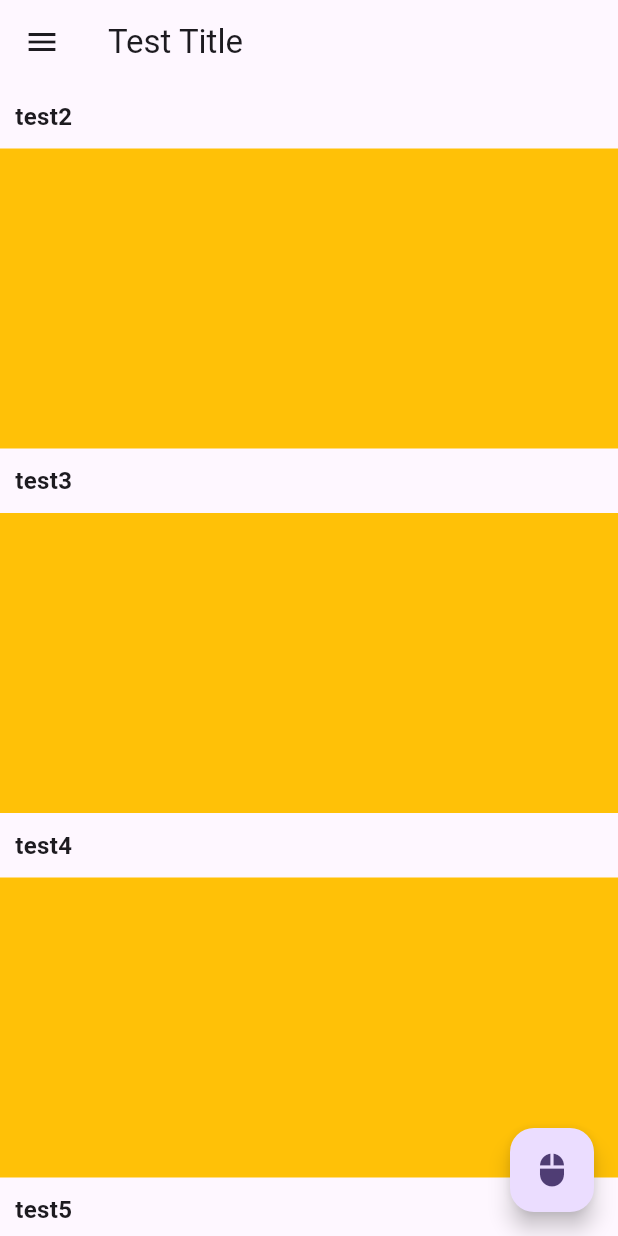
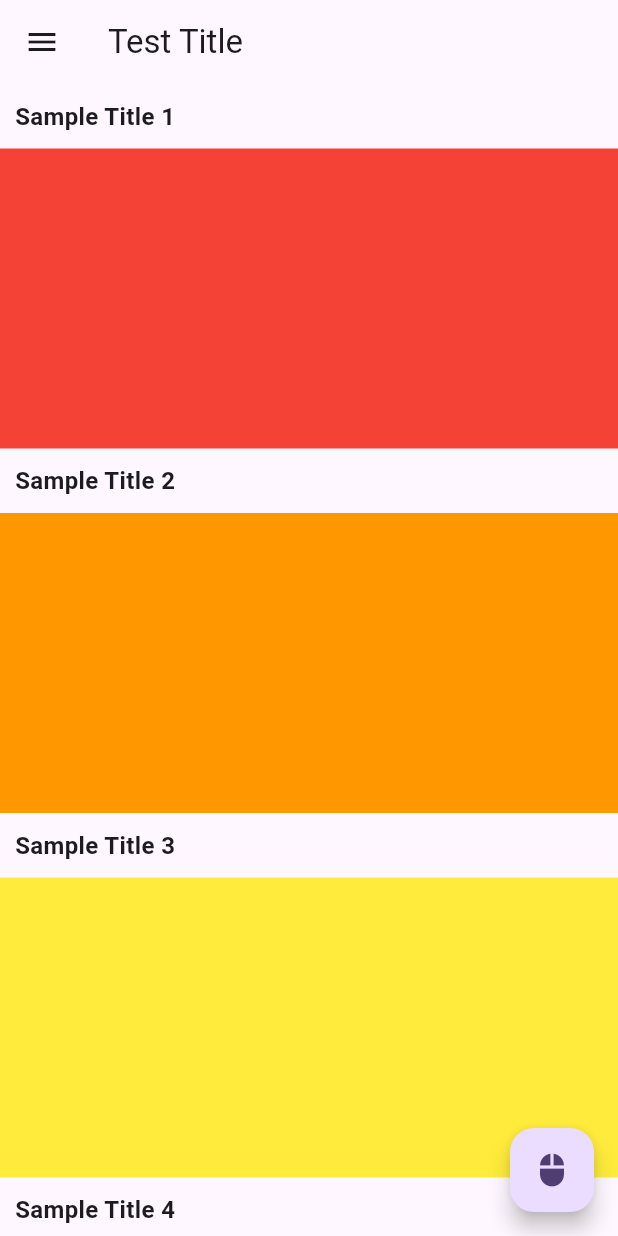
Before and after one commit to StudioZERONE/study_flutter_13_totally03_lec, a Flutter app: the screen it shows after launch, on a phone screen of 412 x 824 dp. Run offline on Flutter 3.47's test engine with Material 2 defaults, Android fonts, the phone set to English and light mode, and no system bars.

Commit message:
UI 공부 중. ListView.builder / itemBuilder

```diff
--- a/lib/main.dart
+++ b/lib/main.dart
@@ -29,6 +29,37 @@
 }
 
 class _MyHomePageState extends State<MyHomePage> {
+  final postList = [
+    {
+      "title": "Sample Title 1",
+      "color": Colors.red,
+    },
+    {
+      "title": "Sample Title 2",
+      "color": Colors.orange,
+    },
+    {
+      "title": "Sample Title 3",
+      "color": Colors.yellow,
+    },
+    {
+      "title": "Sample Title 4",
+      "color": Colors.green,
+    },
+    {
+      "title": "Sample Title 5",
+      "color": Colors.blue,
+    },
+    {
+      "title": "Sample Title 6",
+      "color": Colors.indigo,
+    },
+    {
+      "title": "Sample Title 7",
+      "color": Colors.purple,
+    },
+  ];
+
   @override
   Widget build(BuildContext context) {
     return Scaffold(
@@ -47,39 +78,46 @@
           ],
         ),
       ),
-      body: ListView(
-        children: [
-          postContainer(
-            title: 'test2',
-          ),
-          postContainer(
-            title: 'test3',
-          ),
-          postContainer(
-            title: 'test4',
-          ),
-          postContainer(
-            title: 'test5',
-          ),
-        ],
+      body: ListView.builder(
+        itemCount: postList.length,
+        itemBuilder: (BuildContext context, int index) {
+          return postContainer(
+            title: postList[index]["title"] as String,
+            colorData: postList[index]["color"] as Color,
+          );
+        },
       ),
+      // body: ListView(
+      //   children: [
+      //     postContainer(
+      //       title: 'test1',
+      //       colorData: Colors.red,
+      //     ),
+      //     postContainer(
+      //       title: 'test2',
+      //       colorData: Colors.orange,
+      //     ),
+      //     postContainer(
+      //       title: 'test3',
+      //       colorData: Colors.yellow,
+      //     ),
+      //     postContainer(
+      //       title: 'test4',
+      //       colorData: Colors.green,
+      //     ),
+      //   ],
+      // ),
       floatingActionButton: FloatingActionButton(
         onPressed: () => print('clicked'),
         child: const Icon(Icons.mouse),
       ),
     );
   }
-}
 
-class postContainer extends StatelessWidget {
-  String title;
-  postContainer({
-    super.key,
-    required this.title,
-  });
-
-  @override
-  Widget build(BuildContext context) {
+  Widget postContainer({
+    String title = '',
+    Color colorData = Colors.blue,
+  }) {
     return Column(
       crossAxisAlignment: CrossAxisAlignment.start,
       children: [
@@ -93,7 +131,7 @@
         Container(
           width: MediaQuery.of(context).size.width,
           height: 200,
-          color: Colors.amber,
+          color: colorData,
         ),
       ],
     );
```
